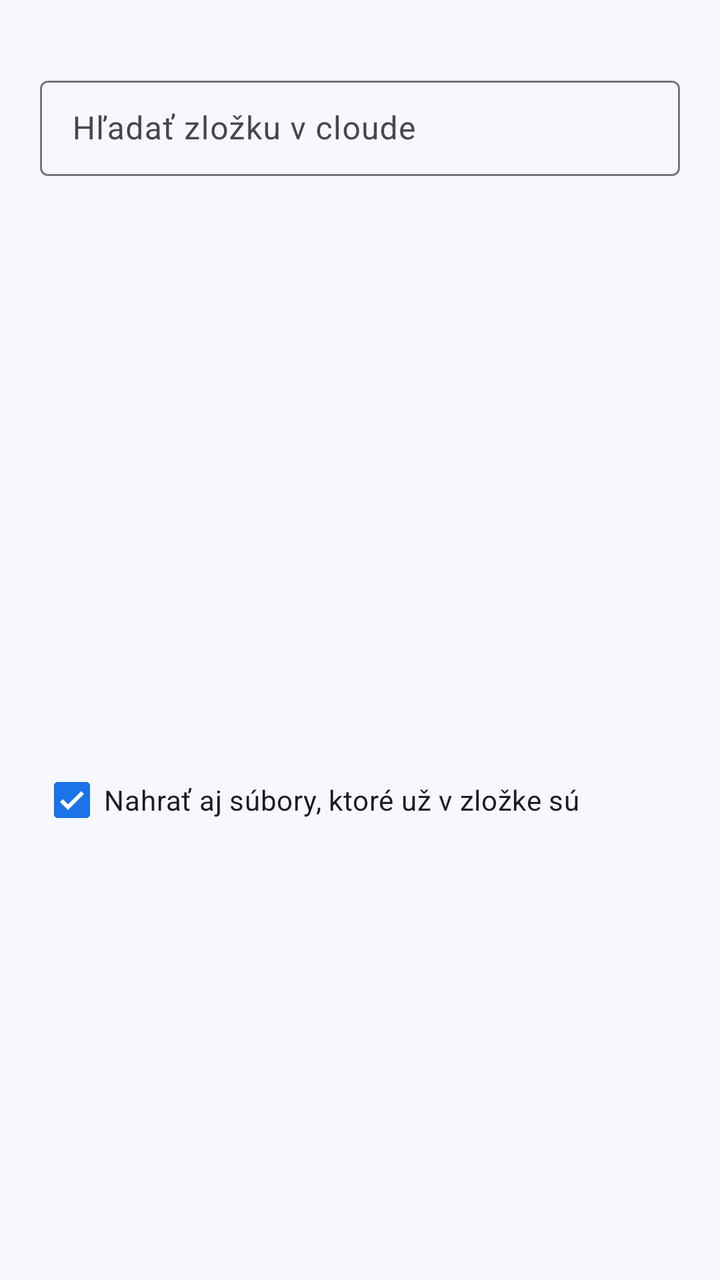
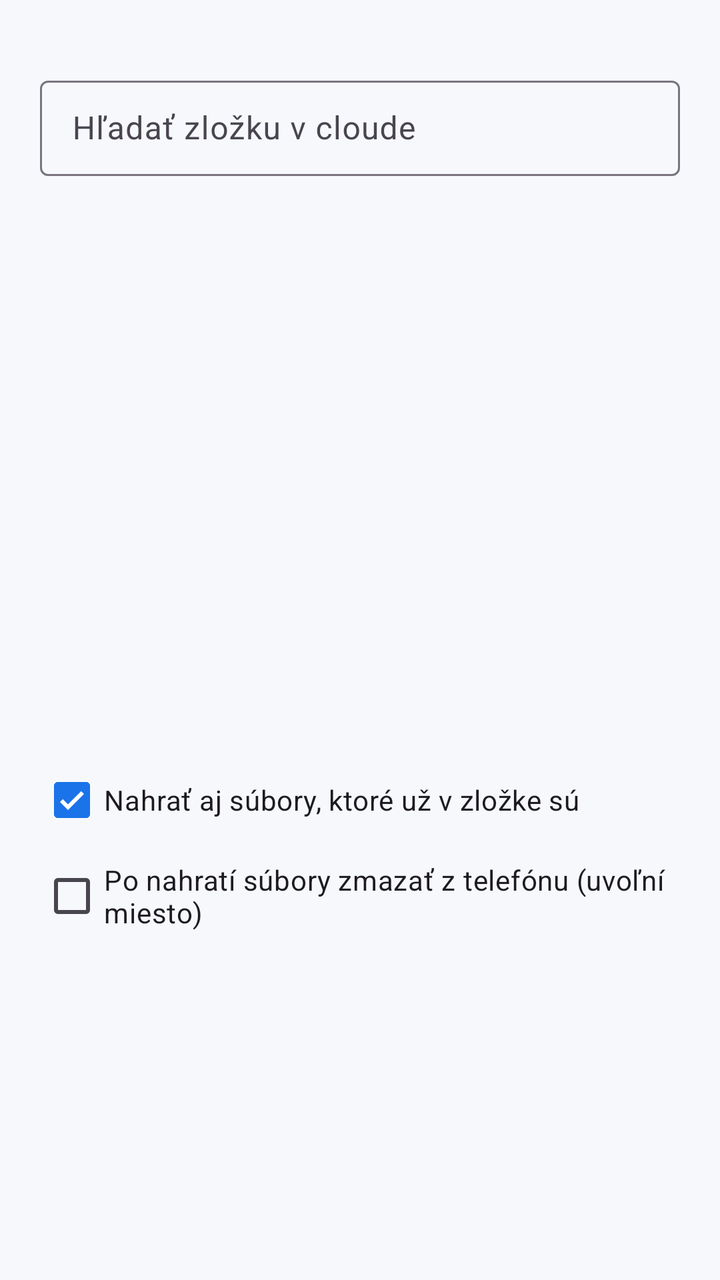

The first picture is an Android layout as it rendered before a commit; the second is the same layout after the commit. The layout source and the unified diff follow.
<!-- AndroidManifest.xml: application theme Theme.Cloud -->
<!-- res/layout/dialog_pick_folder.xml -->
<?xml version="1.0" encoding="utf-8"?>
<LinearLayout xmlns:android="http://schemas.android.com/apk/res/android"
    android:layout_width="match_parent"
    android:layout_height="wrap_content"
    android:orientation="vertical"
    android:paddingStart="20dp"
    android:paddingTop="8dp"
    android:paddingEnd="20dp">

    <TextView
        android:id="@+id/pickInfo"
        android:layout_width="match_parent"
        android:layout_height="wrap_content"
        android:layout_marginBottom="8dp"
        android:textColor="@color/ink_muted" />

    <com.google.android.material.textfield.TextInputLayout
        style="@style/Widget.Material3.TextInputLayout.OutlinedBox.Dense"
        android:layout_width="match_parent"
        android:layout_height="wrap_content"
        android:hint="Hľadať zložku v cloude">
        <com.google.android.material.textfield.TextInputEditText
            android:id="@+id/search"
            android:layout_width="match_parent"
            android:layout_height="wrap_content"
            android:inputType="text" />
    </com.google.android.material.textfield.TextInputLayout>

    <ListView
        android:id="@+id/list"
        android:layout_width="match_parent"
        android:layout_height="280dp"
        android:layout_marginTop="8dp"
        android:choiceMode="singleChoice" />

    <com.google.android.material.checkbox.MaterialCheckBox
        android:id="@+id/includeExisting"
        android:checked="true"
        android:layout_width="match_parent"
        android:layout_height="wrap_content"
        android:text="Nahrať aj súbory, ktoré už v zložke sú" />
</LinearLayout>
<!-- resources referenced by this layout -->
<resources>
  <color name="ink_muted">#5F6368</color>
  <style name="Theme.Cloud" parent="Theme.Cloud.Base" />
  <style name="Theme.Cloud.Base" parent="Theme.Material3.DayNight.NoActionBar">
          <item name="colorPrimary">@color/brand</item>
          <item name="colorOnPrimary">@android:color/white</item>
          <item name="colorPrimaryContainer">#D3E3FD</item>
          <item name="colorSecondary">@color/accent</item>
          <item name="android:colorBackground">@color/bg</item>
          <item name="colorSurface">@color/surface</item>
          <item name="android:statusBarColor">@color/bg</item>
          <item name="android:navigationBarColor">@color/bg</item>
          <item name="android:windowLightStatusBar">true</item>
          <item name="shapeAppearanceSmallComponent">@style/Shape.Cloud.Pill</item>
      </style>
  <color name="brand">#1A73E8</color>
  <color name="accent">#6C4CF5</color>
  <color name="bg">#F6F8FC</color>
  <color name="surface">#FFFFFF</color>
  <style name="Shape.Cloud.Pill" parent="">
          <item name="cornerFamily">rounded</item>
          <item name="cornerSize">14dp</item>
      </style>
</resources>

<!-- the commit's change to res/layout/dialog_pick_folder.xml (unified diff, before → after) -->
@@ -39,4 +39,11 @@
         android:layout_width="match_parent"
         android:layout_height="wrap_content"
         android:text="Nahrať aj súbory, ktoré už v zložke sú" />
+
+    <com.google.android.material.checkbox.MaterialCheckBox
+        android:id="@+id/deleteAfter"
+        android:checked="false"
+        android:layout_width="match_parent"
+        android:layout_height="wrap_content"
+        android:text="Po nahratí súbory zmazať z telefónu (uvoľní miesto)" />
 </LinearLayout>
